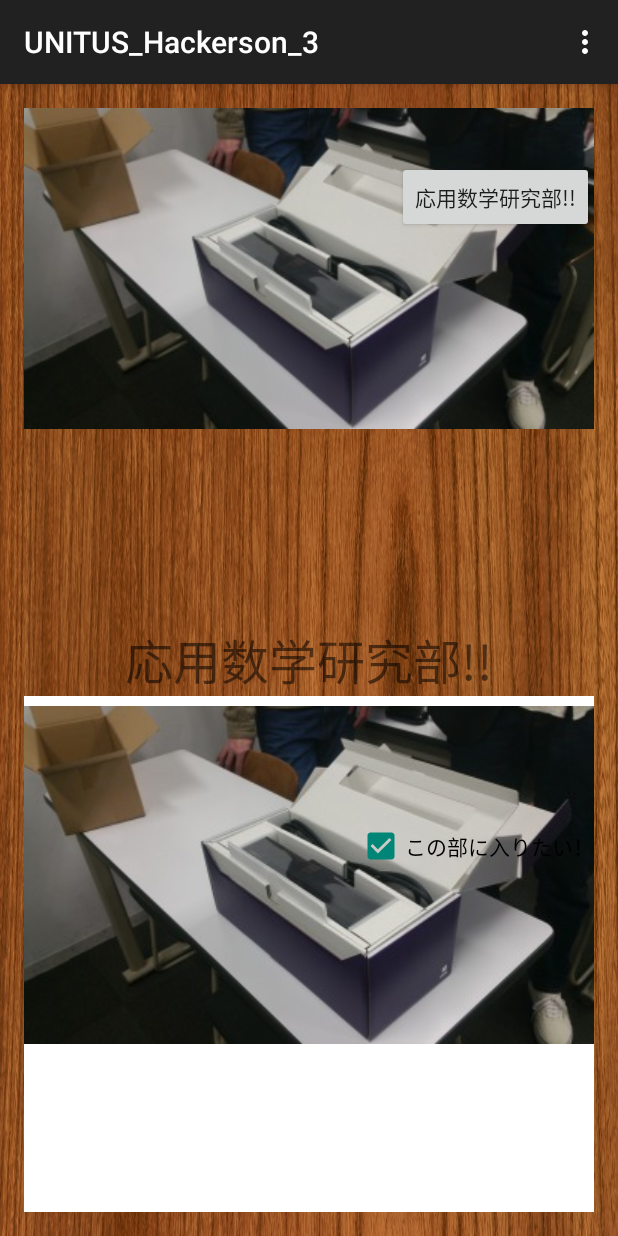
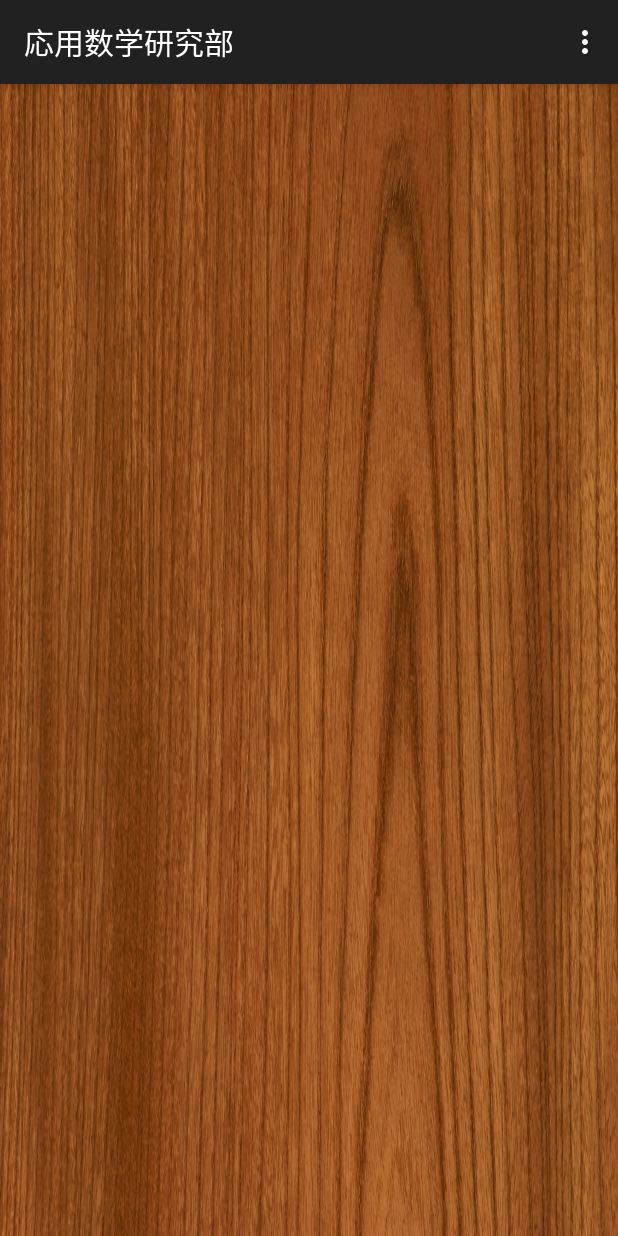
Before and after one commit to 921starfish/UNITUS_Hackerson_3, an Android app: the screen it shows after launch (MainActivity), on a phone screen of 412 x 824 dp. Run offline under Robolectric (Android 15) with nearby library versions, the light colour scheme and no system bars.

Commit message:
no message

```diff
--- a/app/src/main/java/com/example/q21starfish/unitus_hackerson_3/MainActivity.java
+++ b/app/src/main/java/com/example/q21starfish/unitus_hackerson_3/MainActivity.java
@@ -43,9 +43,9 @@ public class MainActivity extends ActionBarActivity {
         return super.onOptionsItemSelected(item);
     }
 
-    public void changeLabel(View view){
+    /*public void changeLabel(View view){
         TextView tv = (TextView)findViewById(R.id.myTextView);
         tv.setText("OSK");
 
-    }
+    }*/
 }
--- a/app/src/main/res/layout/activity_main.xml
+++ b/app/src/main/res/layout/activity_main.xml
@@ -5,49 +5,4 @@
     android:paddingTop="@dimen/activity_vertical_margin"
     android:paddingBottom="@dimen/activity_vertical_margin" tools:context=".MainActivity"
     android:background="@drawable/background">
-
-    <TextView android:text="@string/hello_world" android:layout_width="wrap_content"
-        android:layout_height="wrap_content"
-        android:layout_centerVertical="true"
-        android:layout_centerHorizontal="true"
-        android:textSize="32sp"
-        android:id="@+id/myTextView" />
-
-    <ImageView
-        android:id="@+id/imageview"
-        android:layout_width="match_parent"
-        android:layout_height="wrap_content"
-        android:src="@drawable/p1"
-        android:scaleType="fitStart"
-        android:contentDescription="画像の説明"/>
-
-    <view
-        android:layout_width="wrap_content"
-        android:layout_height="wrap_content"
-        class="com.example.q21starfish.unitus_hackerson_3.SimpleView"
-        android:id="@+id/simpleView"
-        android:layout_below="@+id/myTextView" />
-
-    <Button
-        android:layout_width="wrap_content"
-        android:layout_height="wrap_content"
-        android:id="@+id/myButton"
-        android:text="@string/hello_world"
-        android:onClick="changeLabel"
-        android:layout_alignParentTop="true"
-        android:layout_alignRight="@+id/imageview"
-        android:layout_alignEnd="@+id/imageview"
-        android:layout_marginTop="35dp" />
-
-    <CheckBox
-        android:layout_width="wrap_content"
-        android:layout_height="wrap_content"
-        android:text="この部に入りたい！"
-        android:id="@+id/checkBox"
-        android:layout_marginTop="84dp"
-        android:checked="true"
-        android:layout_below="@+id/myTextView"
-        android:layout_alignParentRight="true"
-        android:layout_alignParentEnd="true" />
-
 </RelativeLayout>
--- a/app/src/main/res/values/strings.xml
+++ b/app/src/main/res/values/strings.xml
@@ -1,5 +1,5 @@
 <resources>
-    <string name="app_name">UNITUS_Hackerson_3</string>
+    <string name="app_name">応用数学研究部</string>
 
     <string name="hello_world">応用数学研究部!!</string>
     <string name="action_settings">Settings</string>
```
